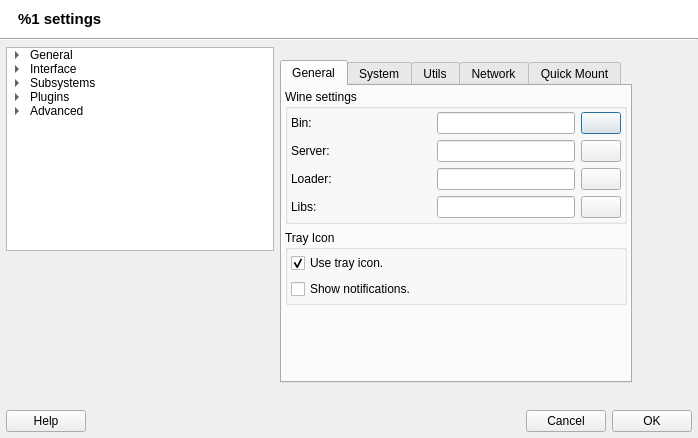
Qt form src/q4wine-gui/uis/AppSettings.ui (brezerk/q4wine) before a commit.
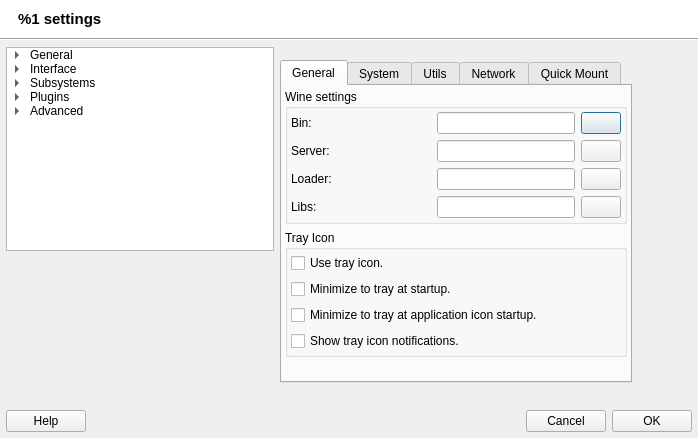
The same form after that commit. The open tabs and pages were chosen to show the change. Icons and pictures are not drawn.

Commit message: Version change to 0.120; Added new Tray icon minimization options;

Patch:
```diff
--- a/src/q4wine-gui/uis/AppSettings.ui
+++ b/src/q4wine-gui/uis/AppSettings.ui
@@ -530,14 +530,46 @@
                   <string>Use tray icon.</string>
                  </property>
                  <property name="checked">
-                  <bool>true</bool>
+                  <bool>false</bool>
+                 </property>
+                </widget>
+               </item>
+               <item>
+                <widget class="QCheckBox" name="cbMinimizeToTray">
+                 <property name="sizePolicy">
+                  <sizepolicy hsizetype="Preferred" vsizetype="Minimum">
+                   <horstretch>0</horstretch>
+                   <verstretch>0</verstretch>
+                  </sizepolicy>
+                 </property>
+                 <property name="text">
+                  <string>Minimize to tray at startup.</string>
+                 </property>
+                 <property name="checked">
+                  <bool>false</bool>
+                 </property>
+                </widget>
+               </item>
+               <item>
+                <widget class="QCheckBox" name="cbMinimizeToTrayApp">
+                 <property name="sizePolicy">
+                  <sizepolicy hsizetype="Preferred" vsizetype="Minimum">
+                   <horstretch>0</horstretch>
+                   <verstretch>0</verstretch>
+                  </sizepolicy>
+                 </property>
+                 <property name="text">
+                  <string>Minimize to tray at application icon startup.</string>
+                 </property>
+                 <property name="checked">
+                  <bool>false</bool>
                  </property>
                 </widget>
                </item>
                <item>
                 <widget class="QCheckBox" name="cbShowNotifications">
                  <property name="text">
-                  <string>Show notifications.</string>
+                  <string>Show tray icon notifications.</string>
                  </property>
                 </widget>
                </item>
```
Left out of the diff: 4 changed lines with no effect on the pictures. The commit also changes 8 other files.
